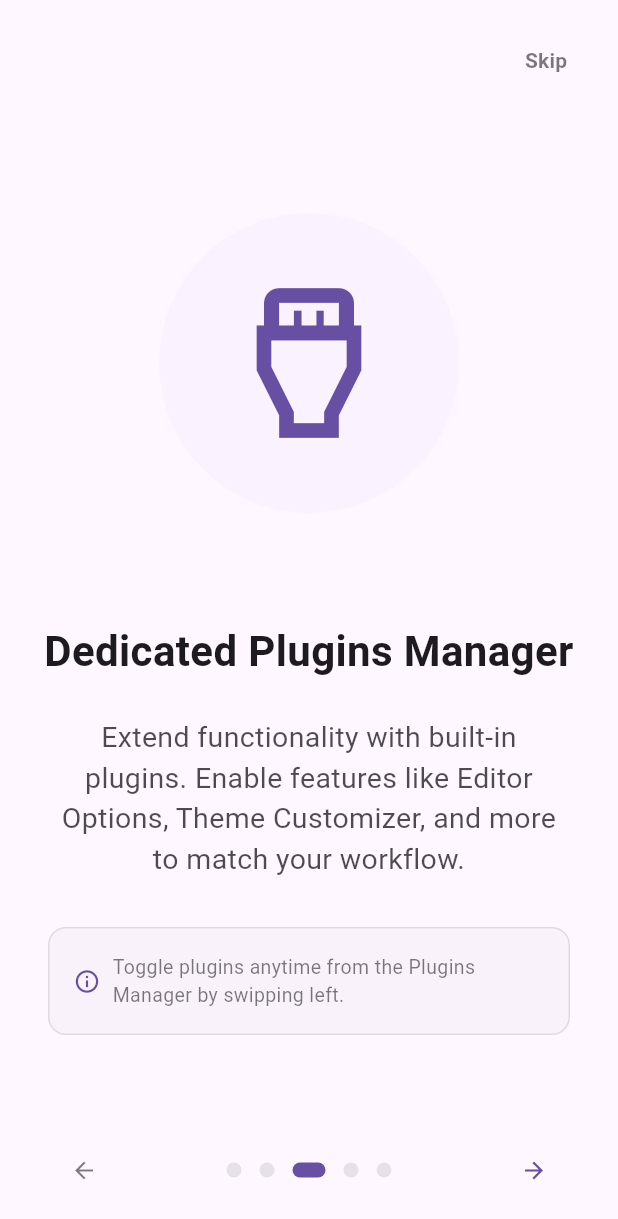
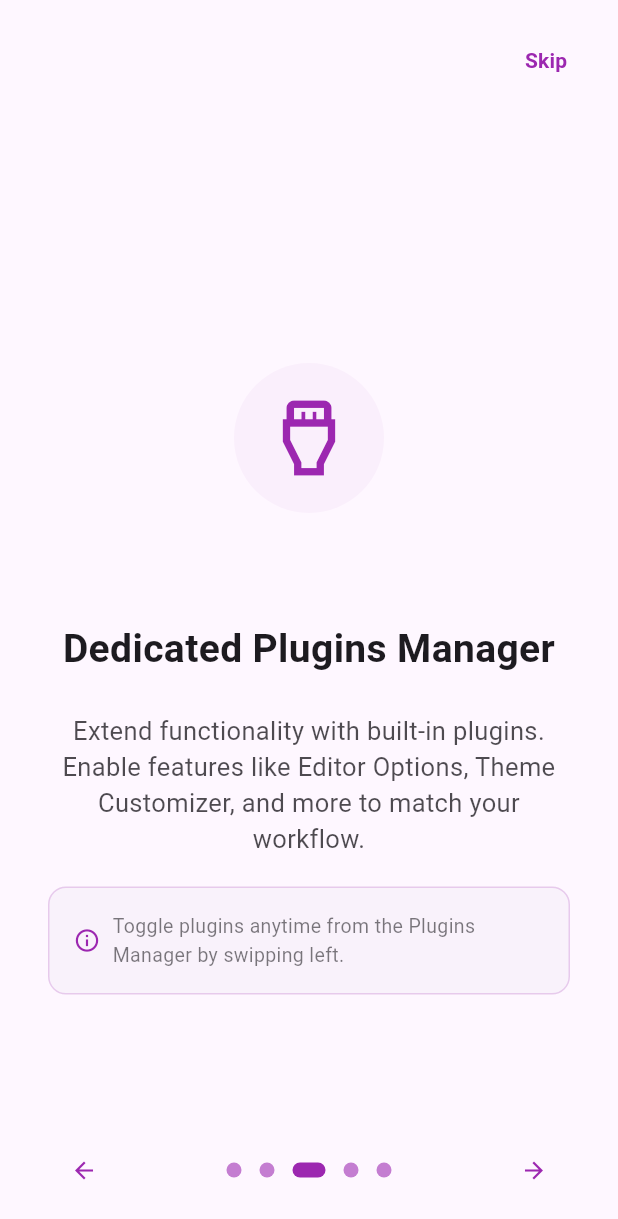
Before and after one commit to bilalsul/rzr, a Flutter app: the OnboardingScreen widget shown alone on an empty page, opened directly with empty values, swiped to page 3, on a phone screen of 412 x 824 dp. Shown: the top 1219 px of the screen. Run offline on Flutter 3.47's test engine with Material 3 defaults, Android fonts, the phone set to English and light mode, and no system bars; drawn by our look-alikes of introduction_screen; our stand-ins replace dio, file_picker, flutter_markdown, flutter_riverpod, flutter_secure_storage, flutter_smart_dialog and 7 more; missing offline and left inert: flutter_floating_bottom_bar, flutter_monaco, gpt_markdown, hidable; accounts and stored records are empty; generated files the repository leaves out were written again; network calls fail; statements that could not run were skipped.

Commit message:
fix: support both secondary and accent colors to be set inside onboarding and set it to be changeable throughout.

```diff
--- a/git_explorer_mob/lib/screens/onboarding_screen.dart
+++ b/git_explorer_mob/lib/screens/onboarding_screen.dart
@@ -60,26 +60,26 @@ class _OnboardingScreenState extends State<OnboardingScreen> {
       controlsPadding: const EdgeInsets.fromLTRB(8.0, 4.0, 8.0, 4.0),
       dotsDecorator: DotsDecorator(
         size: const Size(10.0, 10.0),
-        color: Theme.of(context).colorScheme.surfaceContainerHighest,
+        color: Prefs().secondaryColor.withAlpha(150),
         activeSize: const Size(22.0, 10.0),
-        activeColor: Theme.of(context).colorScheme.primary,
+        activeColor: Prefs().secondaryColor,
         activeShape: const RoundedRectangleBorder(
           borderRadius: BorderRadius.all(Radius.circular(25.0)),
         ),
       ),
       next: Icon(
         Icons.arrow_forward,
-        color: Theme.of(context).colorScheme.primary,
+        color: Prefs().secondaryColor,
       ),
       back: Icon(
         Icons.arrow_back,
-        color: Theme.of(context).colorScheme.onSurface.withAlpha(150),
+        color: Prefs().secondaryColor,
       ),
       done: Text(
         L10n.of(context).commonDone, // onboardingDone
         style: TextStyle(
           fontWeight: FontWeight.w600,
-          color: Theme.of(context).colorScheme.primary,
+          color: Prefs().secondaryColor,
         ),
       ),
     );
@@ -91,7 +91,7 @@ class _OnboardingScreenState extends State<OnboardingScreen> {
       child: Text(
         L10n.of(context).commonSkip, // onboardingSkip
         style: TextStyle(
-          color: Theme.of(context).colorScheme.onSurface.withAlpha(150),
+          color: Prefs().secondaryColor,
           fontWeight: FontWeight.w600,
         ),
       ),
@@ -122,7 +122,7 @@ class _OnboardingScreenState extends State<OnboardingScreen> {
         L10n.of(context).onboardingEditorBody,
         L10n.of(context).onboardingEditorTip,
       ),
-      image: _buildIconPage(Icons.read_more_outlined),
+      image: _buildIconPage(Icons.code_outlined),
       decoration: _getPageDecoration(),
     );
   }
@@ -151,14 +151,14 @@ class _OnboardingScreenState extends State<OnboardingScreen> {
   Widget _buildIconPage(IconData icon) {
     return Container(
       decoration: BoxDecoration(
-        color: Theme.of(context).colorScheme.primaryContainer.withAlpha(50),
+        color: Prefs().secondaryColor.withAlpha(10),
         shape: BoxShape.circle,
       ),
-      padding: const EdgeInsets.all(40),
+      padding: const EdgeInsets.all(20),
       child: Icon(
         icon,
-        size: 120,
-        color: Theme.of(context).colorScheme.primary,
+        size: 60,
+        color: Prefs().secondaryColor,
       ),
     );
   }
@@ -166,12 +166,12 @@ class _OnboardingScreenState extends State<OnboardingScreen> {
   PageDecoration _getPageDecoration() {
     return PageDecoration(
       titleTextStyle: TextStyle(
-        fontSize: 28.0,
+        fontSize: 26.0,
         fontWeight: FontWeight.w700,
         color: Theme.of(context).colorScheme.onSurface,
       ),
       bodyTextStyle: TextStyle(
-        fontSize: 19.0,
+        fontSize: 17.0,
         color: Theme.of(context).colorScheme.onSurface.withAlpha(200),
       ),
       bodyPadding: const EdgeInsets.fromLTRB(16.0, 0.0, 16.0, 16.0),
@@ -195,7 +195,7 @@ class _OnboardingScreenState extends State<OnboardingScreen> {
             children: [
               Icon(
                 Icons.language,
-                color: Theme.of(context).colorScheme.primary,
+                color: Prefs().secondaryColor,
                 size: 20,
               ),
               const SizedBox(width: 8),
@@ -214,7 +214,7 @@ class _OnboardingScreenState extends State<OnboardingScreen> {
             padding: const EdgeInsets.symmetric(horizontal: 12, vertical: 4),
             decoration: BoxDecoration(
               border: Border.all(
-                color: Theme.of(context).colorScheme.outline.withAlpha(100),
+                color: Prefs().secondaryColor.withAlpha(100),
               ),
               borderRadius: BorderRadius.circular(8),
             ),
@@ -247,7 +247,7 @@ class _OnboardingScreenState extends State<OnboardingScreen> {
       );
     }
 
-    Widget buildThemeColorSelector() {
+    Widget buildSecondaryThemeColorSelector() {
       final List<Color> themeColors = [
     Colors.red,
     Colors.pink,
@@ -265,10 +265,8 @@ class _OnboardingScreenState extends State<OnboardingScreen> {
     Colors.amber,
     Colors.orange,
     Colors.deepOrange,
-    Colors.brown,
+    // Colors.brown,
       ]..toList();
-
-      final currentThemeColor = Prefs().secondaryColor;
 
       return Column(
         crossAxisAlignment: CrossAxisAlignment.start,
@@ -277,12 +275,12 @@ class _OnboardingScreenState extends State<OnboardingScreen> {
             children: [
               Icon(
                 Icons.palette,
-                color: Theme.of(context).colorScheme.primary,
+                color: Prefs().secondaryColor,
                 size: 20,
               ),
               const SizedBox(width: 8),
               Text(
-                L10n.of(context).settingsAppearanceThemeColor,
+                L10n.of(context).settingsAppearanceSecondaryColor,
                 style: TextStyle(
                   fontSize: 16,
                   fontWeight: FontWeight.w600,
@@ -296,7 +294,7 @@ class _OnboardingScreenState extends State<OnboardingScreen> {
             shrinkWrap: true,
             physics: const NeverScrollableScrollPhysics(),
             gridDelegate: const SliverGridDelegateWithFixedCrossAxisCount(
-              crossAxisCount: 6,
+              crossAxisCount: 8,
               mainAxisSpacing: 8,
               crossAxisSpacing: 8,
               childAspectRatio: 1,
@@ -305,12 +303,119 @@ class _OnboardingScreenState extends State<OnboardingScreen> {
             itemBuilder: (context, index) {
               final color = themeColors[index];
               final isSelected =
-                  color.toARGB32() == currentThemeColor.toARGB32();
+                  color.toARGB32() == Prefs().secondaryColor.toARGB32();
 
               return GestureDetector(
                 onTap: () {
                   setState(() {
                     Prefs().saveSecondaryColor(color);
+                    setState(() {
+                    });
+                  });
+                },
+                child: Container(
+                  decoration: BoxDecoration(
+                    color: color,
+                    shape: BoxShape.circle,
+                    border: Border.all(
+                      color: isSelected
+                          ? Theme.of(context).colorScheme.onSurface
+                          : Colors.transparent,
+                      width: 2,
+                    ),
+                    boxShadow: [
+                      BoxShadow(
+                        color: Colors.black.withAlpha(30),
+                        blurRadius: 2,
+                        offset: const Offset(0, 1),
+                      ),
+                      if (isSelected)
+                        BoxShadow(
+                          color: color.withAlpha(100),
+                          blurRadius: 8,
+                          spreadRadius: 1,
+                        ),
+                    ],
+                  ),
+                  child: isSelected
+                      ? Icon(
+                          Icons.check,
+                          color: color.computeLuminance() > 0.5
+                              ? Colors.black
+                              : Colors.white,
+                          size: 20,
+                        )
+                      : null,
+                ),
+              );
+            },
+          ),
+        ],
+      );
+    }
+
+    Widget buildAccentThemeColorSelector() {
+      final List<Color> themeColors = [
+    Colors.redAccent,
+    Colors.pinkAccent,
+    Colors.purpleAccent,
+    Colors.deepPurpleAccent,
+    Colors.indigoAccent,
+    Colors.blueAccent,
+    Colors.lightBlueAccent,
+    Colors.cyanAccent,
+    Colors.tealAccent,
+    Colors.greenAccent,
+    Colors.lightGreenAccent,
+    Colors.limeAccent,
+    Colors.yellowAccent,
+    Colors.amberAccent,
+    Colors.orangeAccent,
+    Colors.deepOrangeAccent,
+    // Colors.brown,
+      ]..toList();
+
+      return Column(
+        crossAxisAlignment: CrossAxisAlignment.start,
+        children: [
+          Row(
+            children: [
+              Icon(
+                Icons.palette,
+                color: Prefs().accentColor,
+                size: 20,
+              ),
+              const SizedBox(width: 8),
+              Text(
+                L10n.of(context).settingsAppearanceAccentColor,
+                style: TextStyle(
+                  fontSize: 16,
+                  fontWeight: FontWeight.w600,
+                  color: Theme.of(context).colorScheme.onSurface,
+                ),
+              ),
+            ],
+          ),
+          const SizedBox(height: 12),
+          GridView.builder(
+            shrinkWrap: true,
+            physics: const NeverScrollableScrollPhysics(),
+            gridDelegate: const SliverGridDelegateWithFixedCrossAxisCount(
+              crossAxisCount: 8,
+              mainAxisSpacing: 8,
+              crossAxisSpacing: 8,
+              childAspectRatio: 1,
+            ),
+            itemCount: themeColors.length,
+            itemBuilder: (context, index) {
+              final color = themeColors[index];
+              final isSelected =
+                  color.toARGB32() == Prefs().accentColor.toARGB32();
+
+              return GestureDetector(
+                onTap: () {
+                  setState(() {
+                    Prefs().saveAccentColor(color);
                   });
                 },
                 child: Container(
@@ -362,7 +467,7 @@ class _OnboardingScreenState extends State<OnboardingScreen> {
               Column(
                 children: [
                   Container(
-                    padding: const EdgeInsets.all(16),
+                    padding: const EdgeInsets.all(0),
                     decoration: BoxDecoration(
                       color: Theme.of(context)
                           .colorScheme
@@ -372,11 +477,11 @@ class _OnboardingScreenState extends State<OnboardingScreen> {
                     ),
                     child: Icon(
                       Icons.palette_outlined,
-                      size: 48,
-                      color: Theme.of(context).colorScheme.primary,
+                      size: 30,
+                      color: Prefs().secondaryColor,
                     ),
                   ),
-                  const SizedBox(height: 16),
+                  const SizedBox(height: 10),
                   Text(
                     L10n.of(context).settingsAppearance,
                     style: TextStyle(
@@ -400,14 +505,14 @@ class _OnboardingScreenState extends State<OnboardingScreen> {
                   ),
                 ],
               ),
-              const SizedBox(height: 24),
+              const SizedBox(height: 12),
               buildLanguageSelector(),
               // const SizedBox(height: 12),
               // Row(
               //   children: [
               //     Icon(
               //       Icons.contrast,
-              //       color: Theme.of(context).colorScheme.primary,
+              //       color: Prefs().secondaryColor,
               //       size: 20,
               //     ),
               //     const SizedBox(width: 8),
@@ -449,11 +554,12 @@ class _OnboardingScreenState extends State<OnboardingScreen> {
               //     ),
               //   ],
               // ),
-              const SizedBox(height: 24),
-              buildThemeColorSelector(),
-              const SizedBox(height: 24),
+              const SizedBox(height: 16),
+              buildSecondaryThemeColorSelector(),
+              buildAccentThemeColorSelector(),
+              // const SizedBox(height: 10),
               Container(
-                padding: const EdgeInsets.all(16),
+                padding: const EdgeInsets.all(8),
                 decoration: BoxDecoration(
                   color: Theme.of(context)
                       .colorScheme
@@ -461,14 +567,14 @@ class _OnboardingScreenState extends State<OnboardingScreen> {
                       .withAlpha(50),
                   borderRadius: BorderRadius.circular(12),
                   border: Border.all(
-                    color: Theme.of(context).colorScheme.outline.withAlpha(50),
+                    color: Prefs().secondaryColor.withAlpha(50),
                   ),
                 ),
                 child: Row(
                   children: [
                     Icon(
                       Icons.info_outline,
-                      color: Theme.of(context).colorScheme.primary,
+                      color: Prefs().secondaryColor,
                       size: 18,
                     ),
                     const SizedBox(width: 8),
@@ -502,12 +608,12 @@ class _OnboardingScreenState extends State<OnboardingScreen> {
         Text(
           bodyText,
           style: TextStyle(
-            fontSize: 19.0,
+            fontSize: 17.0,
             color: Theme.of(context).colorScheme.onSurface.withAlpha(200),
           ),
           textAlign: TextAlign.center,
         ),
-        const SizedBox(height: 32),
+        const SizedBox(height: 20),
         Container(
           padding: const EdgeInsets.all(16),
           decoration: BoxDecoration(
@@ -517,14 +623,14 @@ class _OnboardingScreenState extends State<OnboardingScreen> {
                 .withAlpha(50),
             borderRadius: BorderRadius.circular(12),
             border: Border.all(
-              color: Theme.of(context).colorScheme.outline.withAlpha(50),
+              color: Prefs().secondaryColor.withAlpha(50),
             ),
           ),
           child: Row(
             children: [
               Icon(
                 Icons.info_outline,
-                color: Theme.of(context).colorScheme.primary,
+                color: Prefs().secondaryColor,
                 size: 18,
               ),
               const SizedBox(width: 8),
```
